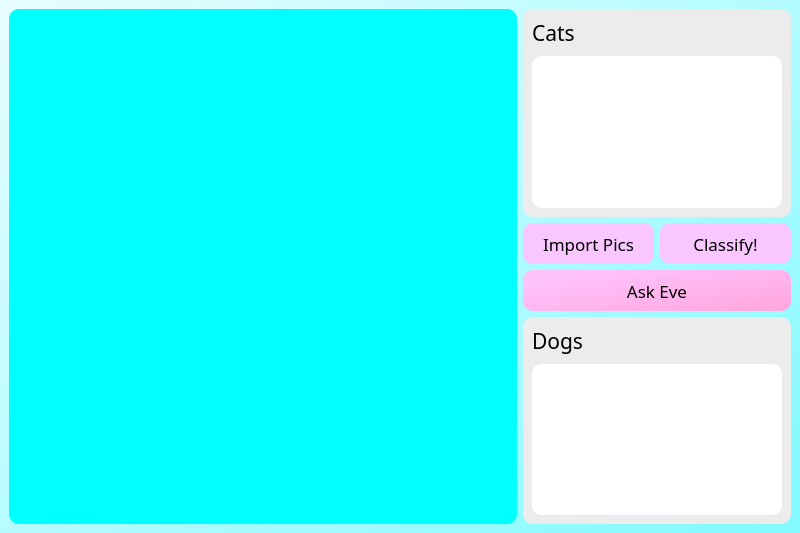
This is Ui/eve_ui.ui in mk3-20/Eve-Classification-Model as Qt 5 draws it before an edit. The edited form follows.
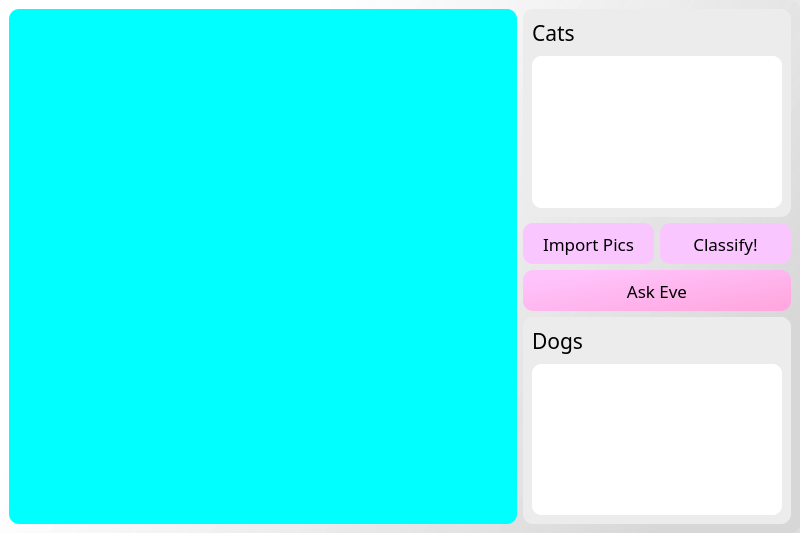
This is the edited form.

The edit to the form file:
```diff
--- a/Ui/eve_ui.ui
+++ b/Ui/eve_ui.ui
@@ -19,6 +19,8 @@
   <property name="styleSheet">
    <string notr="true">border-radius:10px;
 background-color: qlineargradient(spread:pad, x1:0, y1:0.046, x2:1, y2:0.972, stop:0 rgba(229, 253, 255, 255), stop:0.994318 rgba(131, 250, 255, 255));
+background-color: qlineargradient(spread:pad, x1:0.187, y1:0.478, x2:0.907689, y2:0.813, stop:0 rgba(255, 255, 255, 226), stop:0.994318 rgba(199, 199, 199, 197));
+background-color: qlineargradient(spread:pad, x1:0.187, y1:0.478, x2:0.907689, y2:0.813, stop:0 rgba(255, 255, 255, 239), stop:0.994318 rgba(215, 215, 215, 217));
 
 
 
@@ -28,26 +30,21 @@
    <enum>Qt::ToolButtonIconOnly</enum>
   </property>
   <widget class="QWidget" name="centralwidget">
-   <layout class="QVBoxLayout" name="verticalLayout_4">
-    <item>
-     <layout class="QHBoxLayout" name="horizontalLayout_2" stretch="2,1">
-      <item>
        <layout class="QHBoxLayout" name="horizontalLayout">
         <item>
+     <layout class="QGridLayout" name="gridLayout_main" columnstretch="2,1">
+      <item row="0" column="0">
          <widget class="QLabel" name="label_inputImages">
           <property name="styleSheet">
-           <string notr="true">background-color: rgb(170, 255, 255);
-background-color: rgb(85, 255, 255);
-background-color: rgb(0, 255, 255);</string>
+         <string notr="true">background-color: rgb(0, 255, 255);
+</string>
           </property>
           <property name="text">
            <string/>
           </property>
          </widget>
         </item>
-       </layout>
-      </item>
-      <item>
+      <item row="0" column="1">
        <layout class="QVBoxLayout" name="verticalLayout_2">
         <item>
          <widget class="QWidget" name="widget_cat" native="true">
```
Lines whose indentation alone changed are shown as unchanged.
